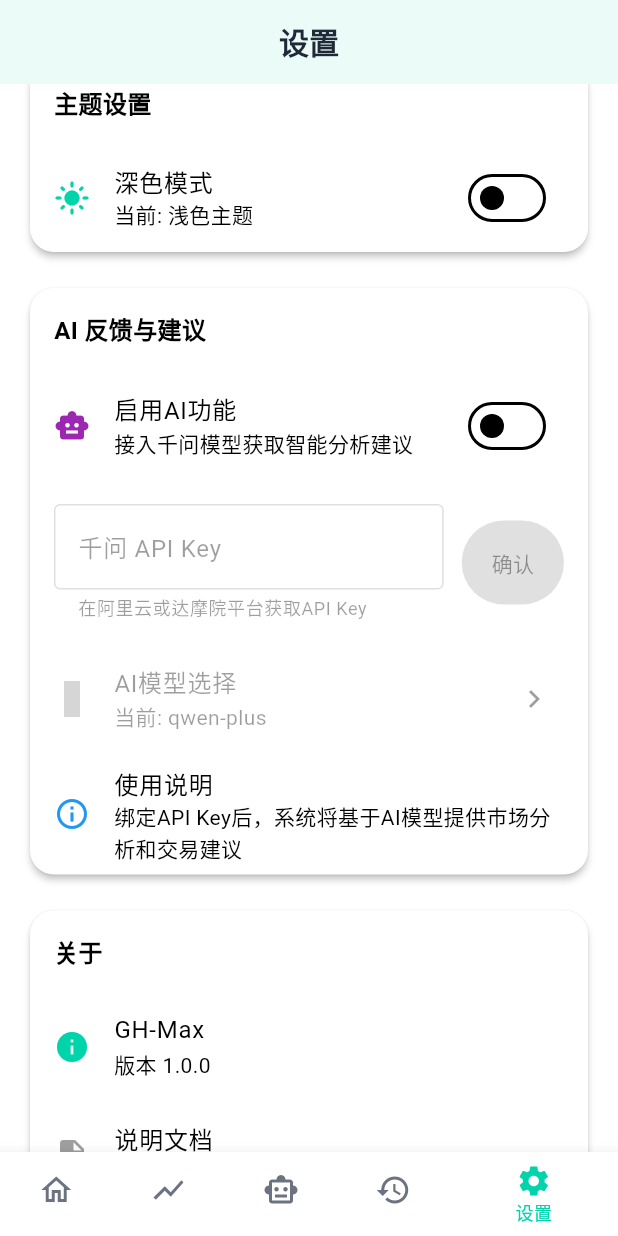
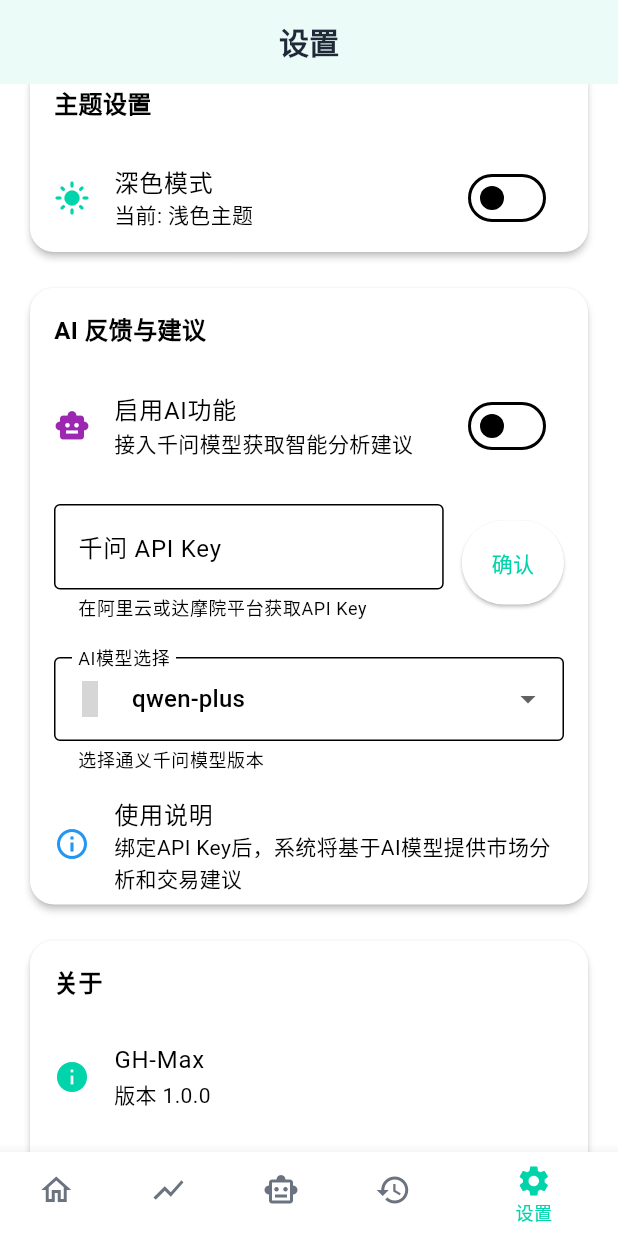
Before and after one commit to shiziluk/gh-max, a Flutter app: the screen it shows after launch, item 5 of the bottom bar chosen, scrolled down 576 dp, on a phone screen of 412 x 824 dp. Run offline on Flutter 3.47's test engine with Material 3 defaults, Android fonts, the phone set to English and light mode, and no system bars; our stand-ins replace fl_chart, flutter_animate, google_fonts, shared_preferences; network calls fail; statements that could not run were skipped; grey boxes are pictures that could not be loaded.

Commit message:
Fix: settings AI fields always visible, theme-aware toggle bar, auto-enable AI on key save

```diff
--- a/gh_max_app/flutter_app/lib/screens/settings_screen.dart
+++ b/gh_max_app/flutter_app/lib/screens/settings_screen.dart
@@ -103,6 +103,9 @@ class _SettingsScreenState extends State<SettingsScreen> {
     );
 
     // 保存AI配置
+    if (_aiApiKeyController.text.isNotEmpty) {
+      setState(() => _aiEnabled = true);
+    }
     await ApiService.saveAIConfig(
       apiKey: _aiApiKeyController.text,
       enabled: _aiEnabled,
@@ -257,13 +260,12 @@ class _SettingsScreenState extends State<SettingsScreen> {
                                   hintText: '请输入您的千问API密钥',
                                   helperText: '在阿里云或达摩院平台获取API Key',
                                 ),
-                                enabled: _aiEnabled,
                                 onSubmitted: (value) => _saveSettings(),
                               ),
                             ),
                             const SizedBox(width: 12),
                             ElevatedButton(
-                              onPressed: _aiEnabled ? _saveSettings : null,
+                              onPressed: _saveSettings,
                               style: ElevatedButton.styleFrom(
                                 padding: const EdgeInsets.symmetric(
                                   horizontal: 20,
@@ -275,13 +277,29 @@ class _SettingsScreenState extends State<SettingsScreen> {
                           ],
                         ),
                       ),
-                      ListTile(
-                        leading: const Icon(Icons.cpu, color: Colors.orange),
-                        title: const Text('AI模型选择'),
-                        subtitle: Text('当前: $_aiModel'),
-                        trailing: const Icon(Icons.chevron_right),
-                        enabled: _aiEnabled,
-                        onTap: () => _showModelPicker(),
+                      Padding(
+                        padding: const EdgeInsets.symmetric(horizontal: 16, vertical: 8),
+                        child: DropdownButtonFormField<String>(
+                          value: _aiModels.contains(_aiModel) ? _aiModel : _aiModels[1],
+                          decoration: const InputDecoration(
+                            labelText: 'AI模型选择',
+                            border: OutlineInputBorder(),
+                            helperText: '选择通义千问模型版本',
+                            prefixIcon: Icon(Icons.cpu, color: Colors.orange),
+                          ),
+                          items: _aiModels.map((model) {
+                            return DropdownMenuItem<String>(
+                              value: model,
+                              child: Text(model),
+                            );
+                          }).toList(),
+                          onChanged: (value) {
+                            if (value != null) {
+                              setState(() => _aiModel = value);
+                              _saveSettings();
+                            }
+                          },
+                        ),
                       ),
                       const ListTile(
                         leading: Icon(Icons.info_outline, color: Colors.blue),
```
